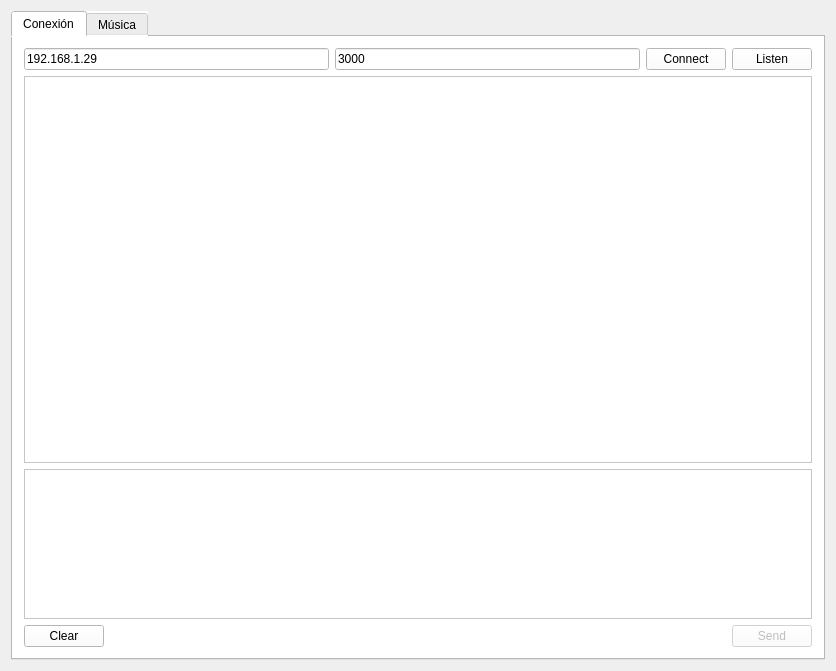
Old version of the form NicoBranch/ProyMusica/mainwindow.ui in the repository DesarrolloBCI-UTN/Musica.
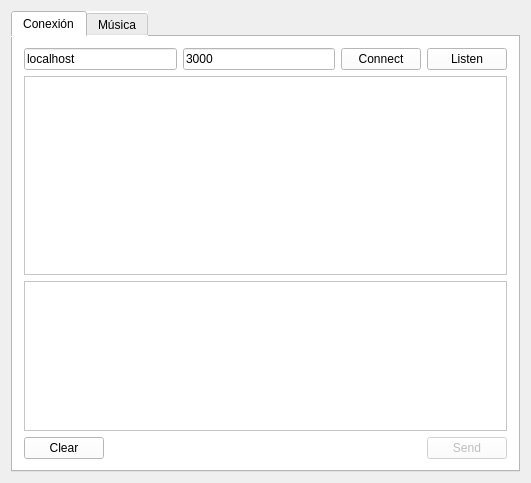
New version of the form. Icons and pictures are not drawn.

```diff
--- a/NicoBranch/ProyMusica/mainwindow.ui
+++ b/NicoBranch/ProyMusica/mainwindow.ui
@@ -6,8 +6,8 @@
    <rect>
     <x>0</x>
     <y>0</y>
-    <width>836</width>
-    <height>671</height>
+    <width>531</width>
+    <height>483</height>
    </rect>
   </property>
   <property name="windowTitle">
@@ -39,7 +39,7 @@
           <item>
            <widget class="QLineEdit" name="txtIP">
             <property name="text">
-             <string>192.168.1.29</string>
+             <string>localhost</string>
             </property>
            </widget>
           </item>
```
